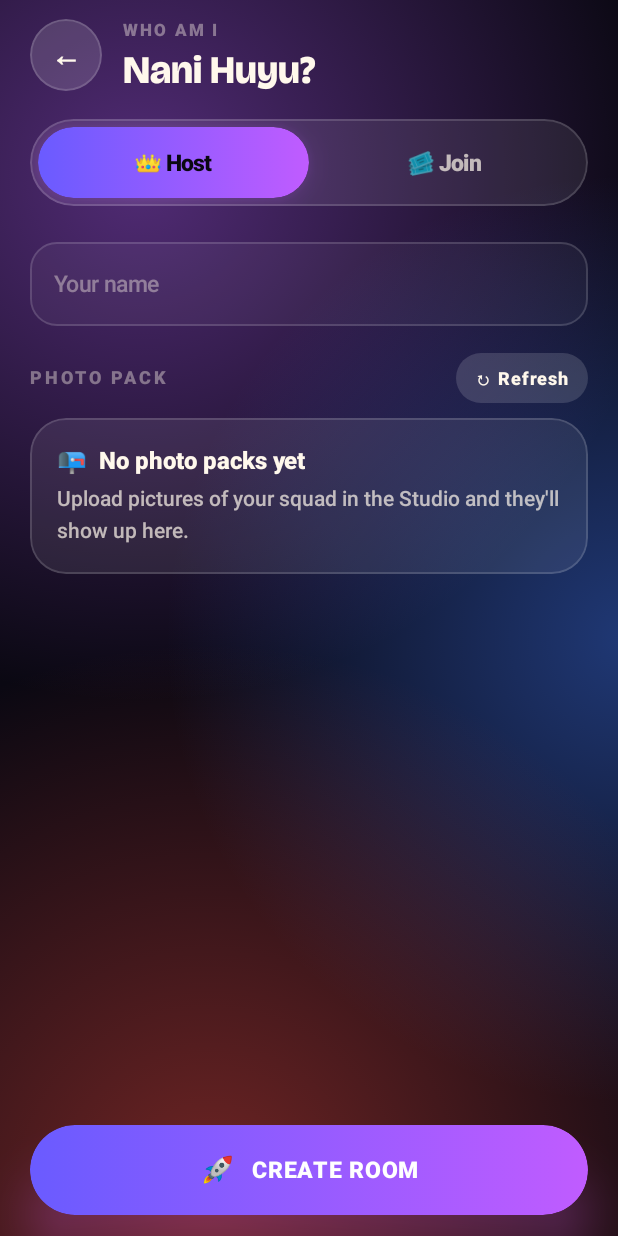
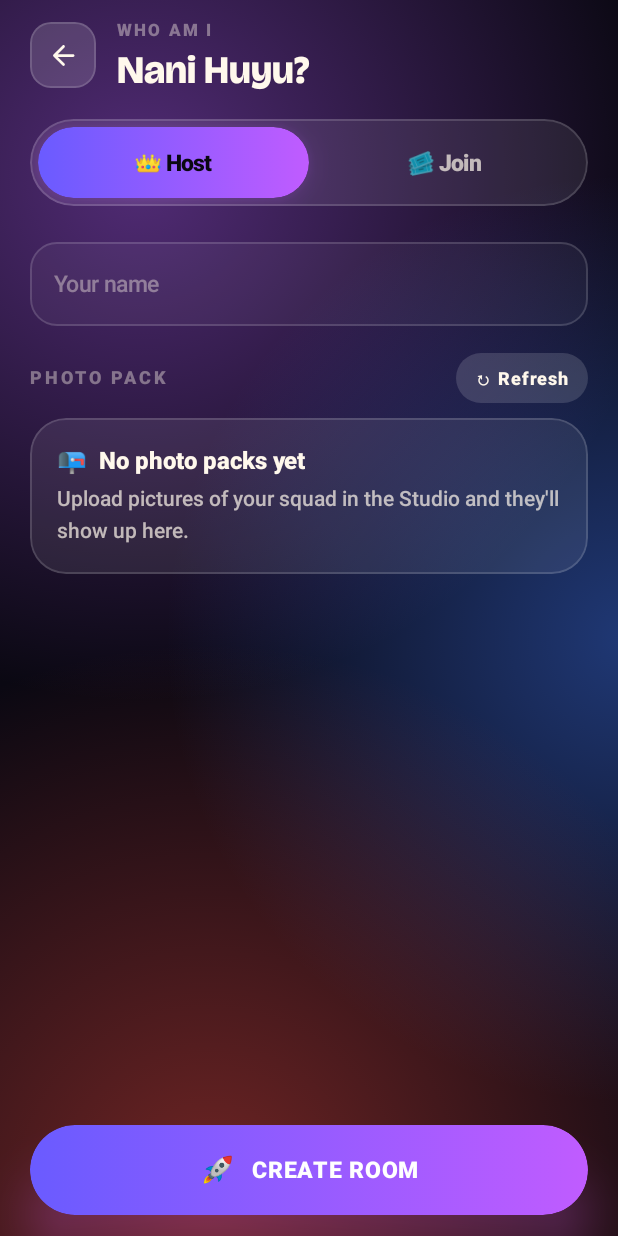
Before and after one commit to Mutisyaaa/sijui-charades-android, an Android app built with Jetpack Compose: the composable EntryScreen shown on its own in the app's theme, on a phone screen of 412 x 824 dp. Run offline under Robolectric (Android 15) with nearby library versions, the phone set to English and light mode, and no system bars; pictures from the network do not load; 1 statement that could not run was skipped.

Commit message:
v1.0.3: Upgrade Back, Play, and Home buttons with Material Rounded vector icons

```diff
--- a/app/build.gradle.kts
+++ b/app/build.gradle.kts
@@ -20,8 +20,8 @@ android {
     applicationId = "com.sijui.charades"
     minSdk = 24
     targetSdk = 37
-    versionCode = 3
-    versionName = "1.0.2"
+    versionCode = 4
+    versionName = "1.0.3"
   }
 
   signingConfigs {
@@ -103,6 +103,7 @@ dependencies {
   implementation(libs.androidx.compose.ui)
   implementation(libs.androidx.compose.ui.tooling.preview)
   implementation(libs.androidx.compose.material3)
+  implementation(libs.androidx.compose.material.icons.extended)
   // Tooling
   debugImplementation(libs.androidx.compose.ui.tooling)
   // Instrumented tests
--- a/app/src/main/kotlin/com/sijui/charades/ui/design/SijuiDesign.kt
+++ b/app/src/main/kotlin/com/sijui/charades/ui/design/SijuiDesign.kt
@@ -45,10 +45,14 @@ import androidx.compose.foundation.layout.size
 import androidx.compose.foundation.layout.width
 import androidx.compose.foundation.shape.CircleShape
 import androidx.compose.foundation.shape.RoundedCornerShape
+import androidx.compose.material.icons.Icons
+import androidx.compose.material.icons.automirrored.rounded.ArrowBack
+import androidx.compose.material3.Icon
 import androidx.compose.material3.LocalContentColor
 import androidx.compose.material3.OutlinedTextFieldDefaults
 import androidx.compose.material3.Text
 import androidx.compose.material3.TextFieldColors
+import androidx.compose.ui.graphics.vector.ImageVector
 import androidx.compose.runtime.Composable
 import androidx.compose.runtime.CompositionLocalProvider
 import androidx.compose.runtime.LaunchedEffect
@@ -590,21 +594,29 @@ fun SegmentedToggle(
 
 @Composable
 fun GlassIconButton(
-    glyph: String,
+    icon: ImageVector,
+    contentDescription: String,
     onClick: () -> Unit,
     modifier: Modifier = Modifier,
-    size: Dp = 48.dp,
+    size: Dp = 44.dp,
+    tint: Color = Sj.TextHi,
 ) {
+    val shape = RoundedCornerShape(14.dp)
     Box(
         modifier = modifier
             .size(size)
             .bounceClick(onClick = onClick)
-            .clip(CircleShape)
+            .clip(shape)
             .background(Sj.GlassStrong)
-            .border(1.dp, Sj.GlassBorder, CircleShape),
+            .border(1.dp, Sj.GlassBorder, shape),
         contentAlignment = Alignment.Center,
     ) {
-        Text(glyph, color = Sj.TextHi, fontSize = 20.sp, fontWeight = FontWeight.Black)
+        Icon(
+            imageVector = icon,
+            contentDescription = contentDescription,
+            tint = tint,
+            modifier = Modifier.size(22.dp),
+        )
     }
 }
 
@@ -622,7 +634,11 @@ fun ScreenHeader(
             .padding(vertical = 10.dp),
         verticalAlignment = Alignment.CenterVertically,
     ) {
-        GlassIconButton(glyph = "←", onClick = onBack)
+        GlassIconButton(
+            icon = Icons.AutoMirrored.Rounded.ArrowBack,
+            contentDescription = "Back",
+            onClick = onBack,
+        )
         Spacer(Modifier.width(14.dp))
         Column(modifier = Modifier.weight(1f)) {
             if (subtitle != null) {
--- a/gradle/libs.versions.toml
+++ b/gradle/libs.versions.toml
@@ -25,6 +25,7 @@ androidx-core-ktx = { module = "androidx.core:core-ktx", version.ref = "androidx
 androidx-activity-compose = { module = "androidx.activity:activity-compose", version.ref = "androidxActivity" }
 androidx-compose-bom = { group = "androidx.compose", name = "compose-bom", version.ref = "androidxComposeBom" }
 androidx-compose-material3 = { group = "androidx.compose.material3", name = "material3"}
+androidx-compose-material-icons-extended = { group = "androidx.compose.material", name = "material-icons-extended"}
 androidx-compose-ui = { group = "androidx.compose.ui", name = "ui"}
 androidx-compose-ui-tooling-preview = { group = "androidx.compose.ui", name = "ui-tooling-preview"}
 androidx-compose-ui-test-junit4 = { group = "androidx.compose.ui", name = "ui-test-junit4"}
```
Also changed, not shown: app/src/main/kotlin/com/sijui/charades/ui/charades/CharadesScreens.kt (+9 -1 lines), app/src/main/kotlin/com/sijui/charades/ui/home/HomeScreen.kt (+33 -11 lines).
